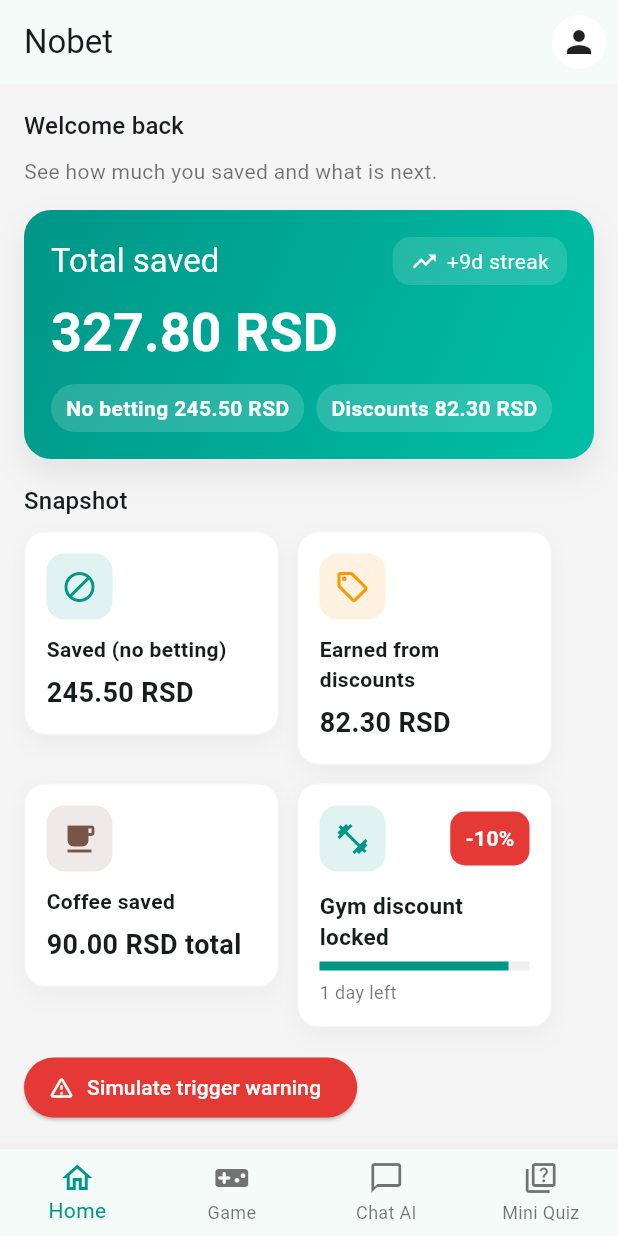
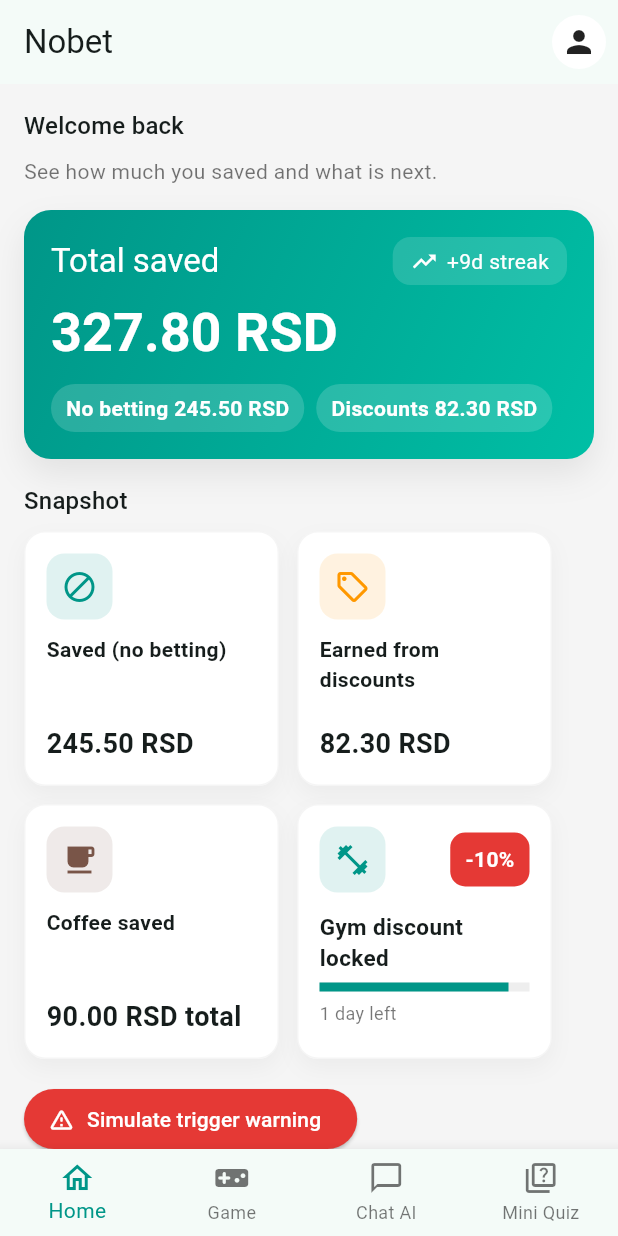
Before and after one commit to miksipiksic/nobet, a Flutter app: the screen it shows after launch, on a phone screen of 412 x 824 dp. Run offline on Flutter 3.47's test engine with Material 3 defaults, Android fonts, the phone set to English and light mode, and no system bars; our stand-ins replace google_generative_ai, shared_preferences; missing offline and left inert: usage_stats.

Commit message:
fixed cards

```diff
--- a/lib/main.dart
+++ b/lib/main.dart
@@ -267,6 +267,7 @@ class _HomePageState extends State<HomePage> {
   }) {
     return Container(
       width: 170,
+      constraints: const BoxConstraints(minHeight: 170, maxHeight: 170),
       padding: const EdgeInsets.all(14),
       decoration: BoxDecoration(
         color: Colors.white,
@@ -293,7 +294,7 @@ class _HomePageState extends State<HomePage> {
           ),
           const SizedBox(height: 10),
           Text(label, style: const TextStyle(fontWeight: FontWeight.w600)),
-          const SizedBox(height: 6),
+          const Spacer(),
           Text(
             value,
             style: const TextStyle(
@@ -346,6 +347,7 @@ class _HomePageState extends State<HomePage> {
 
     return Container(
       width: 170,
+      constraints: const BoxConstraints(minHeight: 170, maxHeight: 170),
       padding: const EdgeInsets.all(14),
       decoration: BoxDecoration(
         color: Colors.white,
```
